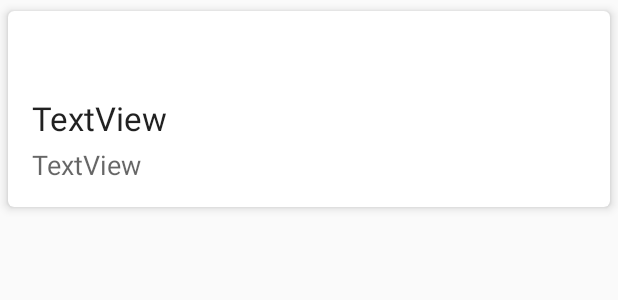
After one commit to TshepzMogapi/PluralSightNotesKeeper, an Android app: the layout item_note_list.xml on its own in the app's theme, with its tools: preview values and no code run, on a phone screen of 412 x 824 dp. The commit adds this screen. Shown: the top 300 px of the screen. Run offline under Robolectric (Android 15) with nearby library versions, the phone set to English and light mode, and no system bars.

Commit message:
add Recycler View

```diff
--- a/app/build.gradle
+++ b/app/build.gradle
@@ -29,4 +29,5 @@ dependencies {
     androidTestImplementation 'com.android.support.test:runner:1.0.2'
     androidTestImplementation 'com.android.support.test:rules:1.0.2'
     androidTestImplementation 'com.android.support.test.espresso:espresso-core:3.0.2'
+    implementation 'com.android.support:cardview-v7:26.1.0'
 }
--- a/app/src/main/res/layout/content_note_list.xml
+++ b/app/src/main/res/layout/content_note_list.xml
@@ -8,7 +8,7 @@
     tools:context="com.example.android.pluralsightnoteskeeper.NoteListActivity"
     tools:showIn="@layout/activity_note_list">
 
-    <ListView
+    <android.support.v7.widget.RecyclerView
         android:id="@+id/list_notes"
         android:layout_width="0dp"
         android:layout_height="0dp"
@@ -19,5 +19,6 @@
         app:layout_constraintBottom_toBottomOf="parent"
         app:layout_constraintEnd_toEndOf="parent"
         app:layout_constraintStart_toStartOf="parent"
-        app:layout_constraintTop_toTopOf="parent" />
+        app:layout_constraintTop_toTopOf="parent"
+        tools:listitem="@layout/item_note_list" />
 </android.support.constraint.ConstraintLayout>
--- /dev/null
+++ b/app/src/main/res/layout/item_note_list.xml
@@ -0,0 +1,43 @@
+<?xml version="1.0" encoding="utf-8"?>
+<FrameLayout xmlns:android="http://schemas.android.com/apk/res/android"
+    xmlns:app="http://schemas.android.com/apk/res-auto"
+    xmlns:tools="http://schemas.android.com/tools"
+    android:layout_width="match_parent"
+    android:layout_height="wrap_content">
+
+    <android.support.v7.widget.CardView
+        android:id="@+id/card_view"
+        android:layout_width="match_parent"
+        android:layout_height="wrap_content"
+        app:cardCornerRadius="4dp"
+        app:cardElevation="4dp"
+        app:cardUseCompatPadding="true"
+        app:contentPadding="16dp">
+
+        <android.support.constraint.ConstraintLayout
+            android:layout_width="match_parent"
+            android:layout_height="wrap_content">
+
+            <TextView
+                android:id="@+id/text_course"
+                android:layout_width="0dp"
+                android:layout_height="25dp"
+                android:layout_marginTop="8dp"
+                android:text="TextView"
+                android:textAppearance="@android:style/TextAppearance.Material.Large"
+                app:layout_constraintBottom_toBottomOf="parent"
+                app:layout_constraintEnd_toEndOf="parent"
+                app:layout_constraintStart_toStartOf="parent"
+                app:layout_constraintTop_toTopOf="parent" />
+
+            <TextView
+                android:id="@+id/text_title"
+                android:layout_width="0dp"
+                android:layout_height="wrap_content"
+                android:layout_marginTop="8dp"
+                android:text="TextView"
+                android:textAppearance="@android:style/TextAppearance.Material.Medium"
+                app:layout_constraintTop_toBottomOf="@+id/text_course" />
+        </android.support.constraint.ConstraintLayout>
+    </android.support.v7.widget.CardView>
+</FrameLayout>
```
Also changed, not shown: app/src/main/java/com/example/android/pluralsightnoteskeeper/NoteListActivity.java (+27 -24 lines).
